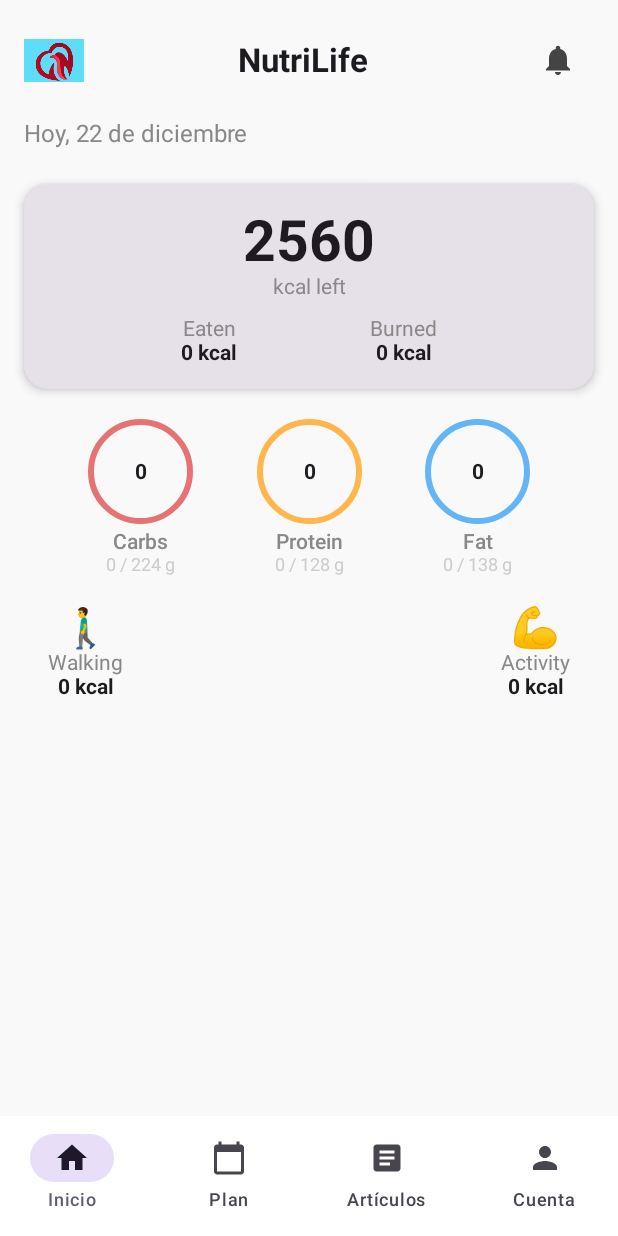
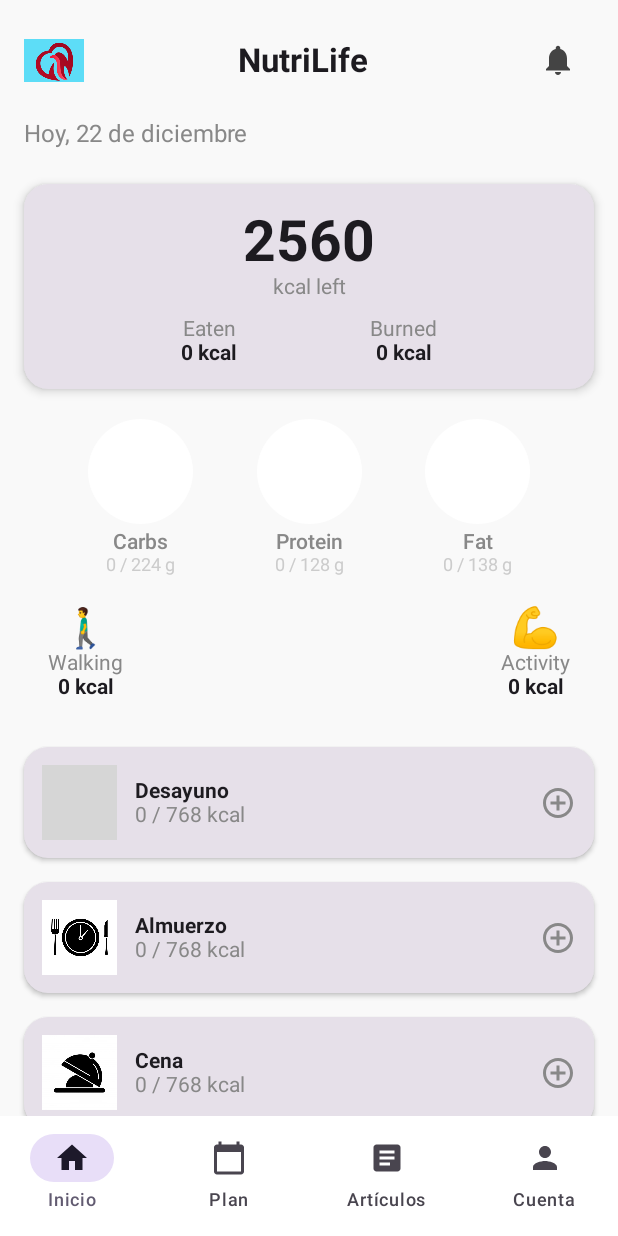
Before and after one commit to Jose-ops789/Nutrilive, an Android app built with Jetpack Compose: the @Preview function HomeScreenPreview, on a phone screen of 412 x 824 dp. Run offline under Robolectric (Android 15) with nearby library versions, the phone set to English and light mode, and no system bars; grey boxes are pictures that could not be loaded.

Commit message:
avance nuevo

```diff
--- a/app/build.gradle.kts
+++ b/app/build.gradle.kts
@@ -2,6 +2,7 @@ plugins {
     alias(libs.plugins.android.application)
     alias(libs.plugins.kotlin.android)
     alias(libs.plugins.kotlin.compose)
+    id("com.google.gms.google-services")
 }
 
 android {
@@ -53,6 +54,7 @@ dependencies {
     implementation(libs.androidx.compose.foundation)
     implementation(libs.androidx.games.activity)
     implementation(libs.androidx.compose.ui.unit)
+    implementation(libs.androidx.material3)
     testImplementation(libs.junit)
     androidTestImplementation(libs.androidx.junit)
     androidTestImplementation(libs.androidx.espresso.core)
@@ -61,8 +63,8 @@ dependencies {
     debugImplementation(libs.androidx.compose.ui.tooling)
     debugImplementation(libs.androidx.compose.ui.test.manifest)
     implementation("androidx.compose.material:material-icons-extended")
-    implementation("androidx.navigation:navigation-compose:2.9.5")
-    implementation(platform("com.google.firebase:firebase-bom:33.6.0"))
+    implementation("androidx.navigation:navigation-compose:2.9.6")
+    implementation(platform("com.google.firebase:firebase-bom:34.7.0"))
     implementation("com.google.firebase:firebase-auth")
 
 
--- a/app/src/main/java/screens/HomeScreen.kt
+++ b/app/src/main/java/screens/HomeScreen.kt
@@ -3,7 +3,7 @@ package screens
 import androidx.annotation.DrawableRes
 import androidx.compose.foundation.Image
 import androidx.compose.foundation.background
-import androidx.compose.foundation.border
+import androidx.compose.foundation.clickable
 import androidx.compose.foundation.layout.Arrangement
 import androidx.compose.foundation.layout.Box
 import androidx.compose.foundation.layout.Column
@@ -46,7 +46,10 @@ import androidx.compose.ui.unit.sp
 import com.example.nutrilive.R
 
 @Composable
-fun HomeScreen(onAccountClick: () -> Unit = {}) {
+fun HomeScreen(
+    onAccountClick: () -> Unit = {},
+    onMealClick: (String) -> Unit = {} // <-- por ahora solo avisa "desayuno", "almuerzo", etc.
+) {
     Scaffold(
         bottomBar = { BottomNavigationBar() }
     ) { innerPadding ->
@@ -97,7 +100,7 @@ fun HomeScreen(onAccountClick: () -> Unit = {}) {
 
             Spacer(modifier = Modifier.height(16.dp))
 
-            // Calorías totales
+            // Calorías totales (mock)
             Card(
                 modifier = Modifier
                     .fillMaxWidth()
@@ -121,11 +124,17 @@ fun HomeScreen(onAccountClick: () -> Unit = {}) {
                     ) {
                         Column(horizontalAlignment = Alignment.CenterHorizontally) {
                             Text("Eaten", color = Color.Gray)
-                            Text("0 kcal", fontWeight = FontWeight.Bold)
+                            Text(
+                                "${CaloriesState.eatenCalories.intValue} kcal",
+                                fontWeight = FontWeight.Bold
+                            )
                         }
                         Column(horizontalAlignment = Alignment.CenterHorizontally) {
                             Text("Burned", color = Color.Gray)
-                            Text("0 kcal", fontWeight = FontWeight.Bold)
+                            Text(
+                                "${CaloriesState.eatenCalories.intValue} kcal",
+                                fontWeight = FontWeight.Bold
+                            )
                         }
                     }
                 }
@@ -133,7 +142,7 @@ fun HomeScreen(onAccountClick: () -> Unit = {}) {
 
             Spacer(modifier = Modifier.height(12.dp))
 
-            // Macronutrientes
+            // Macronutrientes (mock)
             Row(
                 modifier = Modifier.fillMaxWidth(),
                 horizontalArrangement = Arrangement.SpaceEvenly
@@ -145,7 +154,7 @@ fun HomeScreen(onAccountClick: () -> Unit = {}) {
 
             Spacer(modifier = Modifier.height(20.dp))
 
-            // Actividad
+            // Actividad (mock)
             Row(
                 modifier = Modifier
                     .fillMaxWidth()
@@ -158,67 +167,65 @@ fun HomeScreen(onAccountClick: () -> Unit = {}) {
 
             Spacer(modifier = Modifier.height(24.dp))
 
-            /*
-            // Secciones de comida con imágenes
-            FoodSection("Desayuno", R.drawable.breakfast, 768)
-            FoodSection("Almuerzo", R.drawable.lunch, 768)
-            FoodSection("Cena", R.drawable.dinner, 768)
-            FoodSection("Aperitivos", R.drawable.snack, 256)*/
+            // ✅ Secciones de comida (como tu diseño)
+            FoodSection(
+                title = "Desayuno",
+                imageRes = R.drawable.breakfast,
+                kcal = 768,
+                onClick = { onMealClick("desayuno") }
+            )
+            FoodSection(
+                title = "Almuerzo",
+                imageRes = R.drawable.lunch,
+                kcal = 768,
+                onClick = { onMealClick("almuerzo") }
+            )
+            FoodSection(
+                title = "Cena",
+                imageRes = R.drawable.dinner,
+                kcal = 768,
+                onClick = { onMealClick("cena") }
+            )
+            FoodSection(
+                title = "Aperitivos",
+                imageRes = R.drawable.snack,
+                kcal = 256,
+                onClick = { onMealClick("aperitivos") }
+            )
 
             Spacer(modifier = Modifier.height(80.dp))
         }
     }
 }
 
-@Preview(
-    showSystemUi = true,
-    name = "Home Screen - Full View"
-)
-@Composable
-fun HomeScreenPreview() {
-    HomeScreen(
-        onAccountClick = {
-        }
-    )
-}
 @Composable
 fun NutrientCircle(title: String, amount: String, color: Color) {
     Column(horizontalAlignment = Alignment.CenterHorizontally) {
         Box(
             modifier = Modifier
                 .size(70.dp)
-                .border(4.dp, color, CircleShape)
-                .padding(8.dp),
+                .background(Color.White, CircleShape)
+                .padding(6.dp),
             contentAlignment = Alignment.Center
         ) {
-            Text("0", fontWeight = FontWeight.Bold)
+            Box(
+                modifier = Modifier
+                    .size(64.dp)
+                    .background(Color.Transparent, CircleShape)
+                    .padding(6.dp)
+            )
+            // círculo simple (mock)
+            Box(
+                modifier = Modifier
+                    .size(64.dp)
+                    .background(Color.Transparent, CircleShape)
+            )
         }
+
         Spacer(modifier = Modifier.height(4.dp))
         Text(title, color = Color.Gray, fontWeight = FontWeight.Medium)
         Text(amount, fontSize = 12.sp, color = Color.LightGray)
     }
-}
-
-@Preview(name = "Nutrient Circle - Carbs", showBackground = true)
-@Composable
-fun NutrientCircleCarbsPreview() {
-    // Previsualización para Carbs
-    NutrientCircle(
-        title = "Carbs",
-        amount = "0 / 224 g",
-        color = Color(0xFFE57373) // Color de ejemplo
-    )
-}
-
-@Preview(name = "Nutrient Circle - Protein", showBackground = true)
-@Composable
-fun NutrientCircleProteinPreview() {
-    // Previsualización para Protein
-    NutrientCircle(
-        title = "Protein",
-        amount = "0 / 128 g",
-        color = Color(0xFFFFB74D) // Color de ejemplo
-    )
 }
 
 @Composable
@@ -230,34 +237,23 @@ fun ActivityCard(icon: String, label: String, kcal: String) {
     }
 }
 
-@Preview(name = "Activity Card - Walking", showBackground = true)
+/**
+ * ✅ ESTA ES LA FUNCIÓN QUE TE DABA ERROR
+ * Ahora tiene el parámetro onClick, así ya no sale:
+ * "No value passed for parameter 'onClick'"
+ */
 @Composable
-fun ActivityCardWalkingPreview() {
-    // Ejemplo de previsualización para la actividad "Walking"
-    ActivityCard(
-        icon = "🚶‍♂️", // Un emoji de ejemplo
-        label = "Walking",
-        kcal = "0 kcal"
-    )
-}
-
-@Preview(name = "Activity Card - Activity", showBackground = true)
-@Composable
-fun ActivityCardActivityPreview() {
-    // Ejemplo de previsualización para la actividad genérica
-    ActivityCard(
-        icon = "💪", // Otro emoji de ejemplo
-        label = "Activity",
-        kcal = "0 kcal"
-    )
-}
-
-@Composable
-fun FoodSection(title: String, @DrawableRes imageRes: Int, kcal: Int) {
+fun FoodSection(
+    title: String,
+    @DrawableRes imageRes: Int,
+    kcal: Int,
+    onClick: () -> Unit
+) {
     Card(
         modifier = Modifier
             .fillMaxWidth()
-            .padding(vertical = 8.dp),
+            .padding(vertical = 8.dp)
+            .clickable { onClick() },
         shape = RoundedCornerShape(16.dp),
         elevation = CardDefaults.cardElevation(2.dp)
     ) {
@@ -287,26 +283,6 @@ fun FoodSection(title: String, @DrawableRes imageRes: Int, kcal: Int) {
             )
         }
     }
-}
-
-@Preview(name = "Food Section - Breakfast", showBackground = true)
-@Composable
-fun FoodSectionBreakfastPreview() {
-    FoodSection(
-        title = "Desayuno",
-        imageRes = android.R.drawable.ic_dialog_info,
-        kcal = 768
-    )
-}
-
-@Preview(name = "Food Section - Snack", showBackground = true)
-@Composable
-fun FoodSectionSnackPreview() {
-    FoodSection(
-        title = "Aperitivos",
-        imageRes = android.R.drawable.ic_input_add,
-        kcal = 256
-    )
 }
 
 @Composable
@@ -339,8 +315,14 @@ fun BottomNavigationBar() {
     }
 }
 
-@Preview(name = "Bottom Navigation Bar", showBackground = true)
+@Preview(showSystemUi = true, name = "Home Screen - Full View")
 @Composable
-fun BottomNavigationBarPreview() {
-    BottomNavigationBar()
+fun HomeScreenPreview() {
+    HomeScreen(
+        onAccountClick = {},
+        onMealClick = { mealType ->
+            // solo para probar en preview
+            println("Meal click: $mealType")
+        }
+    )
 }
--- a/build.gradle.kts
+++ b/build.gradle.kts
@@ -3,4 +3,5 @@ plugins {
     alias(libs.plugins.android.application) apply false
     alias(libs.plugins.kotlin.android) apply false
     alias(libs.plugins.kotlin.compose) apply false
+    id("com.google.gms.google-services") version "4.4.4" apply false
 }
--- a/gradle/libs.versions.toml
+++ b/gradle/libs.versions.toml
@@ -1,5 +1,5 @@
 [versions]
-agp = "8.13.0"
+agp = "8.13.2"
 kotlin = "2.0.21"
 coreKtx = "1.17.0"
 junit = "4.13.2"
@@ -12,6 +12,7 @@ animation = "1.9.3"
 foundation = "1.9.3"
 gamesActivity = "4.0.0"
 uiUnit = "1.9.3"
+material3 = "1.4.0"
 
 [libraries]
 androidx-core-ktx = { group = "androidx.core", name = "core-ktx", version.ref = "coreKtx" }
@@ -32,6 +33,7 @@ androidx-compose-animation = { group = "androidx.compose.animation", name = "ani
 androidx-compose-foundation = { group = "androidx.compose.foundation", name = "foundation", version.ref = "foundation" }
 androidx-games-activity = { group = "androidx.games", name = "games-activity", version.ref = "gamesActivity" }
 androidx-compose-ui-unit = { group = "androidx.compose.ui", name = "ui-unit", version.ref = "uiUnit" }
+androidx-material3 = { group = "androidx.compose.material3", name = "material3", version.ref = "material3" }
 
 [plugins]
 android-application = { id = "com.android.application", version.ref = "agp" }
```
Also changed, not shown: app/src/main/java/navigation/AppNavigation.kt (+42 -2 lines), app/src/main/java/screens/CaloriesState.kt (added, +17 -0 lines), app/src/main/java/screens/MealSelectionScreen.kt (renamed from app/src/main/java/com/example/nutrilive/ui/theme/MealSelectionScreen.kt, +20 -8 lines), app/src/main/java/screens/MealSummaryScreen.kt (added, +115 -0 lines).
